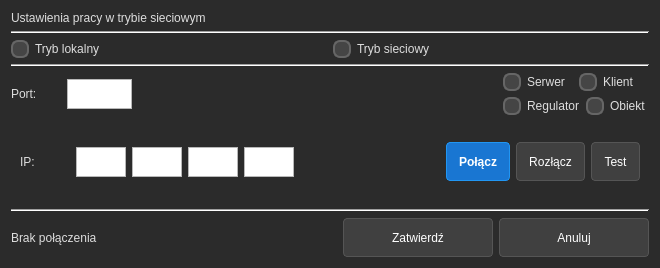
The window that ui/ustawieniasieci.ui (KacperSkowronski33/SKPROJEKT) describes before a commit, drawn with Qt 5.
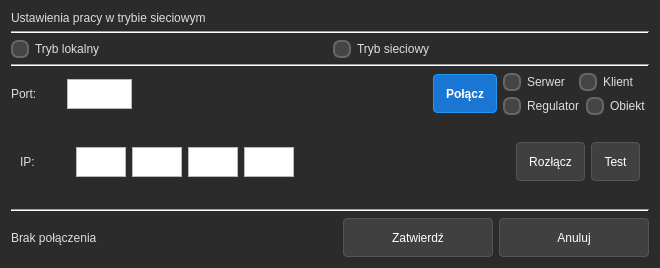
The same window after the commit.

What changed in the file:
```diff
--- a/ui/ustawieniasieci.ui
+++ b/ui/ustawieniasieci.ui
@@ -219,6 +219,19 @@
                </property>
               </spacer>
              </item>
+             <item>
+              <widget class="QPushButton" name="btnPolacz">
+               <property name="minimumSize">
+                <size>
+                 <width>0</width>
+                 <height>39</height>
+                </size>
+               </property>
+               <property name="text">
+                <string>Połącz</string>
+               </property>
+              </widget>
+             </item>
             </layout>
            </item>
            <item>
@@ -354,19 +367,6 @@
         </item>
         <item>
          <layout class="QHBoxLayout" name="horizontalLayout_2">
-          <item>
-           <widget class="QPushButton" name="btnPolacz">
-            <property name="minimumSize">
-             <size>
-              <width>0</width>
-              <height>39</height>
-             </size>
-            </property>
-            <property name="text">
-             <string>Połącz</string>
-            </property>
-           </widget>
-          </item>
           <item>
            <widget class="QPushButton" name="btnRozlacz">
             <property name="minimumSize">
```
Left out of the diff: 2 changed lines with no effect on the pictures.
